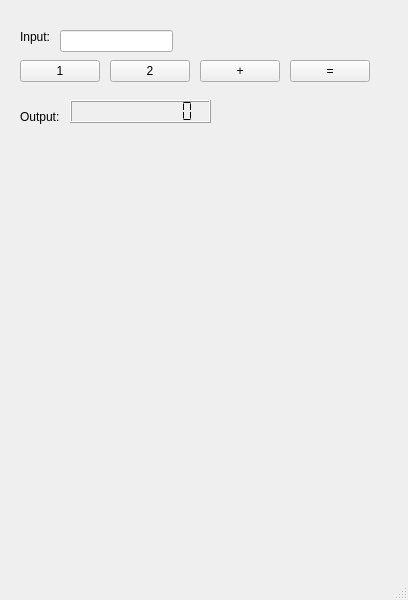
Before: the Qt Designer form compiler-starter-project/components/main.ui in werrnnnwerrrnnnnnn/compiler-starter-project, drawn with Qt 5.
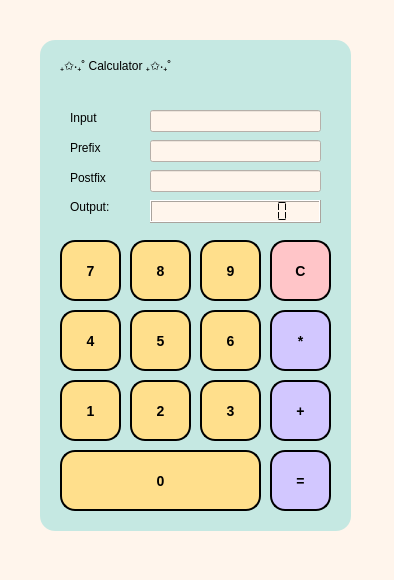
After: the same form once the commit is applied.

Commit message: feat : add UI in qt designer(main.ui) / add UI code in main.py

```diff
--- a/compiler-starter-project/components/main.ui
+++ b/compiler-starter-project/components/main.ui
@@ -6,20 +6,24 @@
    <rect>
     <x>0</x>
     <y>0</y>
-    <width>408</width>
-    <height>600</height>
+    <width>394</width>
+    <height>580</height>
    </rect>
   </property>
   <property name="windowTitle">
    <string>MainWindow</string>
   </property>
+  <property name="styleSheet">
+   <string notr="true">background-color: #fff5ec;
+</string>
+  </property>
   <widget class="QWidget" name="centralwidget">
    <widget class="QLineEdit" name="input_text">
     <property name="geometry">
      <rect>
-      <x>60</x>
-      <y>30</y>
-      <width>113</width>
+      <x>150</x>
+      <y>110</y>
+      <width>171</width>
       <height>22</height>
      </rect>
     </property>
@@ -27,12 +31,29 @@
    <widget class="QPushButton" name="button_1">
     <property name="geometry">
      <rect>
-      <x>20</x>
-      <y>60</y>
-      <width>80</width>
-      <height>22</height>
+      <x>60</x>
+      <y>380</y>
+      <width>61</width>
+      <height>61</height>
      </rect>
     </property>
+    <property name="styleSheet">
+     <string notr="true">QPushButton {
+    background-color: #ffdf8c;
+    color: black;
+    border-style: outset;
+    border-width: 2px;
+    border-radius: 15px;
+    border-color: black;
+    font: bold 14px;
+    padding: 6px;
+}
+
+QPushButton:hover {
+    background-color: #ffb98e;  
+    color: black;  
+}</string>
+    </property>
     <property name="text">
      <string>1</string>
     </property>
@@ -40,12 +61,29 @@
    <widget class="QPushButton" name="button_2">
     <property name="geometry">
      <rect>
-      <x>110</x>
-      <y>60</y>
-      <width>80</width>
-      <height>22</height>
+      <x>130</x>
+      <y>380</y>
+      <width>61</width>
+      <height>61</height>
      </rect>
     </property>
+    <property name="styleSheet">
+     <string notr="true">QPushButton {
+    background-color: #ffdf8c;
+    color: black;
+    border-style: outset;
+    border-width: 2px;
+    border-radius: 15px;
+    border-color: black;
+    font: bold 14px;
+    padding: 6px;
+}
+
+QPushButton:hover {
+    background-color: #ffb98e;  
+    color: black;  
+}</string>
+    </property>
     <property name="text">
      <string>2</string>
     </property>
@@ -53,48 +91,39 @@
    <widget class="QPushButton" name="button_plus">
     <property name="geometry">
      <rect>
-      <x>200</x>
-      <y>60</y>
-      <width>80</width>
-      <height>22</height>
+      <x>270</x>
+      <y>380</y>
+      <width>61</width>
+      <height>61</height>
      </rect>
     </property>
+    <property name="styleSheet">
+     <string notr="true">QPushButton {
+    background-color: #d2c7ff;
+    color: black;
+    border-style: outset;
+    border-width: 2px;
+    border-radius: 15px;
+    border-color: black;
+    font: bold 14px;
+    padding: 6px;
+}
+
+QPushButton:hover {
+    background-color: #88cedb;  
+    color: black;  
+}</string>
+    </property>
     <property name="text">
      <string>+</string>
     </property>
    </widget>
-   <widget class="QLabel" name="input_label">
-    <property name="geometry">
-     <rect>
-      <x>20</x>
-      <y>30</y>
-      <width>57</width>
-      <height>14</height>
-     </rect>
-    </property>
-    <property name="text">
-     <string>Input:</string>
-    </property>
-   </widget>
-   <widget class="QLabel" name="output_label">
-    <property name="geometry">
-     <rect>
-      <x>20</x>
-      <y>110</y>
-      <width>57</width>
-      <height>14</height>
-     </rect>
-    </property>
-    <property name="text">
-     <string>Output:</string>
-    </property>
-   </widget>
    <widget class="QLCDNumber" name="output_lcd">
     <property name="geometry">
      <rect>
-      <x>70</x>
-      <y>100</y>
-      <width>141</width>
+      <x>150</x>
+      <y>200</y>
+      <width>171</width>
       <height>23</height>
      </rect>
     </property>
@@ -117,16 +146,490 @@
    <widget class="QPushButton" name="button_equal">
     <property name="geometry">
      <rect>
-      <x>290</x>
-      <y>60</y>
-      <width>80</width>
-      <height>22</height>
+      <x>270</x>
+      <y>450</y>
+      <width>61</width>
+      <height>61</height>
      </rect>
     </property>
+    <property name="styleSheet">
+     <string notr="true">QPushButton {
+    background-color: #d2c7ff;
+    color: black;
+    border-style: outset;
+    border-width: 2px;
+    border-radius: 15px;
+    border-color: black;
+    font: bold 14px;
+    padding: 6px;
+}
+
+QPushButton:hover {
+    background-color: #88cedb;  
+    color: black;  
+}</string>
+    </property>
     <property name="text">
      <string>=</string>
     </property>
    </widget>
+   <widget class="QPushButton" name="button_3">
+    <property name="geometry">
+     <rect>
+      <x>200</x>
+      <y>380</y>
+      <width>61</width>
+      <height>61</height>
+     </rect>
+    </property>
+    <property name="styleSheet">
+     <string notr="true">QPushButton {
+    background-color: #ffdf8c;
+    color: black;
+    border-style: outset;
+    border-width: 2px;
+    border-radius: 15px;
+    border-color: black;
+    font: bold 14px;
+    padding: 6px;
+}
+
+QPushButton:hover {
+    background-color: #ffb98e;  
+    color: black;  
+}</string>
+    </property>
+    <property name="text">
+     <string>3</string>
+    </property>
+   </widget>
+   <widget class="QPushButton" name="button_4">
+    <property name="geometry">
+     <rect>
+      <x>60</x>
+      <y>310</y>
+      <width>61</width>
+      <height>61</height>
+     </rect>
+    </property>
+    <property name="styleSheet">
+     <string notr="true">QPushButton {
+    background-color: #ffdf8c;
+    color: black;
+    border-style: outset;
+    border-width: 2px;
+    border-radius: 15px;
+    border-color: black;
+    font: bold 14px;
+    padding: 6px;
+}
+
+QPushButton:hover {
+    background-color: #ffb98e;  
+    color: black;  
+}</string>
+    </property>
+    <property name="text">
+     <string>4</string>
+    </property>
+   </widget>
+   <widget class="QPushButton" name="button_5">
+    <property name="geometry">
+     <rect>
+      <x>130</x>
+      <y>310</y>
+      <width>61</width>
+      <height>61</height>
+     </rect>
+    </property>
+    <property name="styleSheet">
+     <string notr="true">QPushButton {
+    background-color: #ffdf8c;
+    color: black;
+    border-style: outset;
+    border-width: 2px;
+    border-radius: 15px;
+    border-color: black;
+    font: bold 14px;
+    padding: 6px;
+}
+
+QPushButton:hover {
+    background-color: #ffb98e;  
+    color: black;  
+}</string>
+    </property>
+    <property name="text">
+     <string>5</string>
+    </property>
+   </widget>
+   <widget class="QPushButton" name="button_6">
+    <property name="geometry">
+     <rect>
+      <x>200</x>
+      <y>310</y>
+      <width>61</width>
+      <height>61</height>
+     </rect>
+    </property>
+    <property name="styleSheet">
+     <string notr="true">QPushButton {
+    background-color: #ffdf8c;
+    color: black;
+    border-style: outset;
+    border-width: 2px;
+    border-radius: 15px;
+    border-color: black;
+    font: bold 14px;
+    padding: 6px;
+}
+
+QPushButton:hover {
+    background-color: #ffb98e;  
+    color: black;  
+}</string>
+    </property>
+    <property name="text">
+     <string>6</string>
+    </property>
+   </widget>
+   <widget class="QPushButton" name="button_7">
+    <property name="geometry">
+     <rect>
+      <x>60</x>
+      <y>240</y>
+      <width>61</width>
+      <height>61</height>
+     </rect>
+    </property>
+    <property name="styleSheet">
+     <string notr="true">QPushButton {
+    background-color: #ffdf8c;
+    color: black;
+    border-style: outset;
+    border-width: 2px;
+    border-radius: 15px;
+    border-color: black;
+    font: bold 14px;
+    padding: 6px;
+}
+
+QPushButton:hover {
+    background-color: #ffb98e;  
+    color: black;  
+}</string>
+    </property>
+    <property name="text">
+     <string>7</string>
+    </property>
+   </widget>
+   <widget class="QPushButton" name="button_8">
+    <property name="geometry">
+     <rect>
+      <x>130</x>
+      <y>240</y>
+      <width>61</width>
+      <height>61</height>
+     </rect>
+    </property>
+    <property name="styleSheet">
+     <string notr="true">QPushButton {
+    background-color: #ffdf8c;
+    color: black;
+    border-style: outset;
+    border-width: 2px;
+    border-radius: 15px;
+    border-color: black;
+    font: bold 14px;
+    padding: 6px;
+}
+
+QPushButton:hover {
+    background-color: #ffb98e;  
+    color: black;  
+}</string>
+    </property>
+    <property name="text">
+     <string>8</string>
+    </property>
+   </widget>
+   <widget class="QPushButton" name="button_9">
+    <property name="geometry">
+     <rect>
+      <x>200</x>
+      <y>240</y>
+      <width>61</width>
+      <height>61</height>
+     </rect>
+    </property>
+    <property name="styleSheet">
+     <string notr="true">QPushButton {
+    background-color: #ffdf8c;
+    color: black;
+    border-style: outset;
+    border-width: 2px;
+    border-radius: 15px;
+    border-color: black;
+    font: bold 14px;
+    padding: 6px;
+}
+
+QPushButton:hover {
+    background-color: #ffb98e;  
+    color: black;  
+}</string>
+    </property>
+    <property name="text">
+     <string>9</string>
+    </property>
+   </widget>
+   <widget class="QPushButton" name="button_0">
+    <property name="geometry">
+     <rect>
+      <x>60</x>
+      <y>450</y>
+      <width>201</width>
+      <height>61</height>
+     </rect>
+    </property>
+    <property name="styleSheet">
+     <string notr="true">QPushButton {
+    background-color: #ffdf8c;
+    color: black;
+    border-style: outset;
+    border-width: 2px;
+    border-radius: 15px;
+    border-color: black;
+    font: bold 14px;
+    padding: 6px;
+}
+
+QPushButton:hover {
+    background-color: #ffb98e;  
+    color: black;  
+}
+</string>
+    </property>
+    <property name="text">
+     <string>0</string>
+    </property>
+   </widget>
+   <widget class="QPushButton" name="button_star">
+    <property name="geometry">
+     <rect>
+      <x>270</x>
+      <y>310</y>
+      <width>61</width>
+      <height>61</height>
+     </rect>
+    </property>
+    <property name="styleSheet">
+     <string notr="true">QPushButton {
+    background-color: #d2c7ff;
+    color: black;
+    border-style: outset;
+    border-width: 2px;
+    border-radius: 15px;
+    border-color: black;
+    font: bold 14px;
+    padding: 6px;
+}
+
+QPushButton:hover {
+    background-color: #88cedb;  
+    color: black;  
+}</string>
+    </property>
+    <property name="text">
+     <string>*</string>
+    </property>
+   </widget>
+   <widget class="QPushButton" name="button_clear">
+    <property name="geometry">
+     <rect>
+      <x>270</x>
+      <y>240</y>
+      <width>61</width>
+      <height>61</height>
+     </rect>
+    </property>
+    <property name="styleSheet">
+     <string notr="true">QPushButton {
+    background-color: #ffc5c8;
+    color: black;
+    border-style: outset;
+    border-width: 2px;
+    border-radius: 15px;
+    border-color: black;
+    font: bold 14px;
+    padding: 6px;
+}
+
+QPushButton:hover {
+    background-color: #ff9494;  
+    color: black;  
+}</string>
+    </property>
+    <property name="text">
+     <string>C</string>
+    </property>
+   </widget>
+   <widget class="QLineEdit" name="pre_fix_text">
+    <property name="geometry">
+     <rect>
+      <x>150</x>
+      <y>140</y>
+      <width>171</width>
+      <height>22</height>
+     </rect>
+    </property>
+   </widget>
+   <widget class="QLineEdit" name="post_fix_text">
+    <property name="geometry">
+     <rect>
+      <x>150</x>
+      <y>170</y>
+      <width>171</width>
+      <height>22</height>
+     </rect>
+    </property>
+   </widget>
+   <widget class="QFrame" name="frame">
+    <property name="geometry">
+     <rect>
+      <x>40</x>
+      <y>40</y>
+      <width>311</width>
+      <height>491</height>
+     </rect>
+    </property>
+    <property name="styleSheet">
+     <string notr="true">background-color: #c5e8e2;
+border-radius: 15px;
+</string>
+    </property>
+    <property name="frameShape">
+     <enum>QFrame::StyledPanel</enum>
+    </property>
+    <property name="frameShadow">
+     <enum>QFrame::Raised</enum>
+    </property>
+    <widget class="QLabel" name="pre_fix_label">
+     <property name="geometry">
+      <rect>
+       <x>30</x>
+       <y>100</y>
+       <width>61</width>
+       <height>16</height>
+      </rect>
+     </property>
+     <property name="styleSheet">
+      <string notr="true">QLabel {
+    color: black;
+    font: bold 15px &quot;Comic Sans MS&quot;; 
+}</string>
+     </property>
+     <property name="text">
+      <string>Prefix</string>
+     </property>
+    </widget>
+    <widget class="QLabel" name="input_label">
+     <property name="geometry">
+      <rect>
+       <x>30</x>
+       <y>70</y>
+       <width>61</width>
+       <height>16</height>
+      </rect>
+     </property>
+     <property name="styleSheet">
+      <string notr="true">QLabel {
+    color: black; 
+    font: bold 15px &quot;Comic Sans MS&quot;;
+}</string>
+     </property>
+     <property name="text">
+      <string>Input</string>
+     </property>
+    </widget>
+    <widget class="QLabel" name="output_label">
+     <property name="geometry">
+      <rect>
+       <x>30</x>
+       <y>160</y>
+       <width>57</width>
+       <height>14</height>
+      </rect>
+     </property>
+     <property name="styleSheet">
+      <string notr="true">QLabel {
+    color: black;
+    font: bold 15px &quot;Comic Sans MS&quot;; 
+}</string>
+     </property>
+     <property name="text">
+      <string>Output:</string>
+     </property>
+    </widget>
+    <widget class="QLabel" name="post_fix_label">
+     <property name="geometry">
+      <rect>
+       <x>30</x>
+       <y>130</y>
+       <width>71</width>
+       <height>16</height>
+      </rect>
+     </property>
+     <property name="styleSheet">
+      <string notr="true">QLabel {
+    color: black;
+    font: bold 15px &quot;Comic Sans MS&quot;; 
+}</string>
+     </property>
+     <property name="text">
+      <string>Postfix</string>
+     </property>
+    </widget>
+    <widget class="QLabel" name="calculator_label">
+     <property name="geometry">
+      <rect>
+       <x>20</x>
+       <y>10</y>
+       <width>261</width>
+       <height>31</height>
+      </rect>
+     </property>
+     <property name="styleSheet">
+      <string notr="true">QLabel {
+    color: black; 
+    font: bold 21px &quot;Comic Sans MS&quot;;
+	qproperty-alignment: 'AlignCenter';
+}</string>
+     </property>
+     <property name="text">
+      <string>₊✩‧₊˚ Calculator ₊✩‧₊˚</string>
+     </property>
+    </widget>
+   </widget>
+   <zorder>frame</zorder>
+   <zorder>input_text</zorder>
+   <zorder>button_1</zorder>
+   <zorder>button_2</zorder>
+   <zorder>button_plus</zorder>
+   <zorder>output_lcd</zorder>
+   <zorder>button_equal</zorder>
+   <zorder>button_3</zorder>
+   <zorder>button_4</zorder>
+   <zorder>button_5</zorder>
+   <zorder>button_6</zorder>
+   <zorder>button_7</zorder>
+   <zorder>button_8</zorder>
+   <zorder>button_9</zorder>
+   <zorder>button_0</zorder>
+   <zorder>button_star</zorder>
+   <zorder>button_clear</zorder>
+   <zorder>pre_fix_text</zorder>
+   <zorder>post_fix_text</zorder>
   </widget>
   <widget class="QMenuBar" name="menubar">
    <property name="geometry">
```
Left out of the diff: 2 changed lines with no effect on the pictures. The commit also changes 1 other file.
